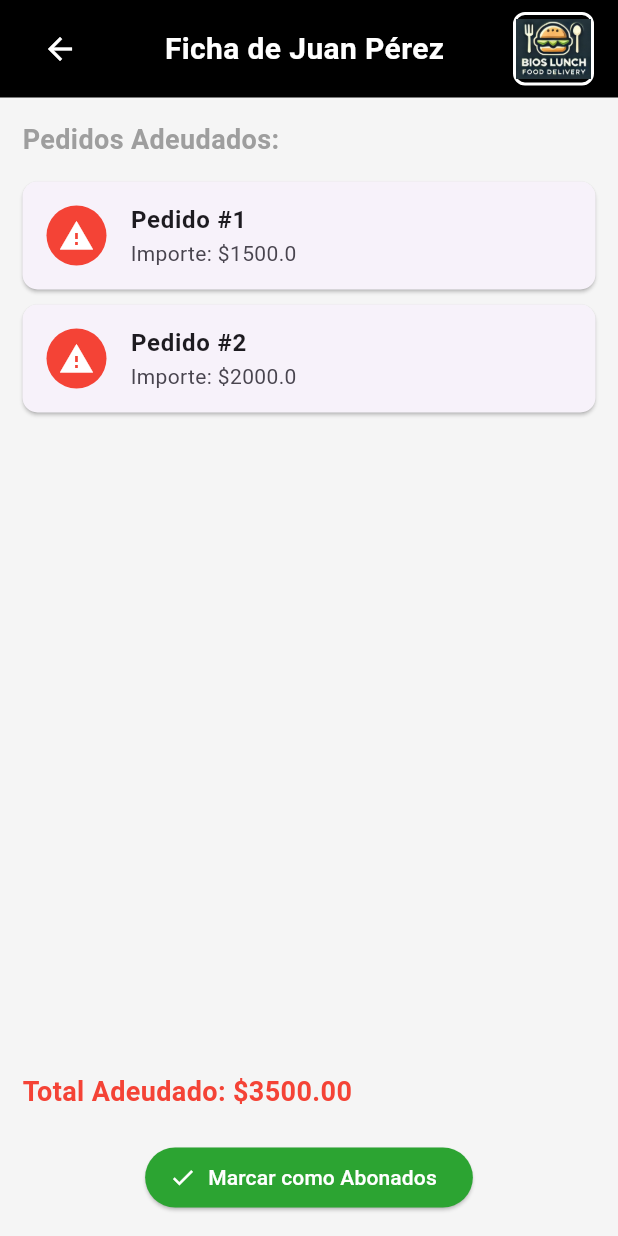
After one commit to MartinPintos677/Proyecto-Flutter-Bios, a Flutter app: the PantallaGestionClientes screen opened by its route, after a tap on the "visibility" icon, on a phone screen of 412 x 824 dp. The commit adds this screen. Run offline on Flutter 3.47's test engine with Material 3 defaults, Android fonts, the phone set to English and light mode, and no system bars; our stand-ins replace image_picker.

Commit message:
Agregación de vista de Ficha de Cliente

```diff
--- a/lib/main.dart
+++ b/lib/main.dart
@@ -38,6 +38,7 @@ class Aplicacion extends StatelessWidget {
         '/agregar_plato': (context) => const PantallaAgregarPlato(),
         '/gestion_clientes': (context) => const PantallaGestionClientes(),
         '/agregar_cliente': (context) => const PantallaAgregarCliente(),
+        '/ficha_cliente': (context) => const PantallaFichaCliente(),
       },
     );
   }
--- /dev/null
+++ b/lib/paginas/ficha_cliente.dart
@@ -0,0 +1,143 @@
+import 'package:flutter/material.dart';
+
+class PantallaFichaCliente extends StatelessWidget {
+  const PantallaFichaCliente({super.key});
+
+  @override
+  Widget build(BuildContext context) {
+    // Recibe los datos del cliente
+    final Map<String, dynamic> cliente =
+        ModalRoute.of(context)!.settings.arguments as Map<String, dynamic>;
+
+    final List<Map<String, dynamic>> pedidos = [
+      {'id': 1, 'importe': 1500.0},
+      {'id': 2, 'importe': 2000.0},
+    ];
+
+    const Color primaryColor = Colors.black;
+    const Color greenColor = Color.fromARGB(255, 44, 164, 50);
+
+    double totalAdeudado = pedidos.fold(
+      0.0,
+      (sum, pedido) => sum + (pedido['importe'] as double),
+    );
+
+    return Scaffold(
+      appBar: PreferredSize(
+        preferredSize: const Size.fromHeight(80),
+        child: Container(
+          padding: const EdgeInsets.symmetric(horizontal: 16, vertical: 8),
+          color: primaryColor,
+          child: SafeArea(
+            child: Row(
+              mainAxisAlignment: MainAxisAlignment.spaceBetween,
+              children: [
+                IconButton(
+                  icon: const Icon(Icons.arrow_back, color: Colors.white),
+                  onPressed: () {
+                    Navigator.pop(context);
+                  },
+                ),
+                Text(
+                  'Ficha de ${cliente['nombre']}',
+                  style: const TextStyle(
+                    color: Colors.white,
+                    fontWeight: FontWeight.bold,
+                    fontSize: 20,
+                  ),
+                ),
+                MouseRegion(
+                  cursor: SystemMouseCursors.click,
+                  child: GestureDetector(
+                    onTap: () {
+                      Navigator.pushNamed(context, '/');
+                    },
+                    child: Container(
+                      decoration: BoxDecoration(
+                        border: Border.all(color: Colors.white, width: 2),
+                        borderRadius: BorderRadius.circular(8),
+                      ),
+                      child: Image.asset(
+                        'assets/img/logo.jpg',
+                        width: 50,
+                        height: 45,
+                      ),
+                    ),
+                  ),
+                ),
+              ],
+            ),
+          ),
+        ),
+      ),
+      body: Padding(
+        padding: const EdgeInsets.all(15.0),
+        child: Column(
+          crossAxisAlignment: CrossAxisAlignment.start,
+          children: [
+            const Text(
+              'Pedidos Adeudados:',
+              style: TextStyle(fontWeight: FontWeight.bold, fontSize: 18),
+            ),
+            const SizedBox(height: 10),
+            Expanded(
+              child: ListView.builder(
+                itemCount: pedidos.length,
+                itemBuilder: (context, index) {
+                  final pedido = pedidos[index];
+                  return Card(
+                    margin: const EdgeInsets.symmetric(vertical: 5),
+                    shape: RoundedRectangleBorder(
+                      borderRadius: BorderRadius.circular(10),
+                    ),
+                    child: ListTile(
+                      leading: const CircleAvatar(
+                        backgroundColor: Colors.red,
+                        child: Icon(
+                          Icons.warning,
+                          color: Colors.white,
+                        ),
+                      ),
+                      title: Text(
+                        'Pedido #${pedido['id']}',
+                        style: const TextStyle(fontWeight: FontWeight.bold),
+                      ),
+                      subtitle: Text('Importe: \$${pedido['importe']}'),
+                    ),
+                  );
+                },
+              ),
+            ),
+            const SizedBox(height: 20),
+            Text(
+              'Total Adeudado: \$${totalAdeudado.toStringAsFixed(2)}',
+              style: const TextStyle(
+                fontWeight: FontWeight.bold,
+                fontSize: 18,
+                color: Colors.red,
+              ),
+            ),
+            const SizedBox(height: 20),
+            Center(
+              child: ElevatedButton.icon(
+                onPressed: () {
+                  ScaffoldMessenger.of(context).showSnackBar(
+                    const SnackBar(
+                      content: Text('Todos los pedidos han sido abonados'),
+                    ),
+                  );
+                },
+                style: ElevatedButton.styleFrom(
+                  backgroundColor: greenColor,
+                  foregroundColor: Colors.white,
+                ),
+                icon: const Icon(Icons.check), // Ícono de check
+                label: const Text('Marcar como Abonados'),
+              ),
+            ),
+          ],
+        ),
+      ),
+    );
+  }
+}
--- a/lib/paginas/gestion_clientes.dart
+++ b/lib/paginas/gestion_clientes.dart
@@ -129,18 +129,31 @@ class PantallaGestionClientes extends StatelessWidget {
                         mainAxisSize: MainAxisSize.min, // Minimiza el tamaño
                         children: [
                           IconButton(
+                            icon: const Icon(Icons.visibility,
+                                color: Colors.black),
+                            tooltip: 'Ver ficha',
+                            onPressed: () {
+                              // Navegar a la ficha del cliente
+                              Navigator.pushNamed(
+                                context,
+                                '/ficha_cliente',
+                                arguments: cliente,
+                              );
+                            },
+                          ),
+                          IconButton(
                             icon: const Icon(Icons.edit, color: Colors.black),
+                            tooltip: 'Editar',
                             onPressed: () {
                               // Lógica para editar el cliente
-
                               print('Editar cliente: ${cliente['nombre']}');
                             },
                           ),
                           IconButton(
                             icon: const Icon(Icons.delete, color: Colors.black),
+                            tooltip: 'Eliminar',
                             onPressed: () {
                               // Lógica para eliminar el cliente
-
                               print('Eliminar cliente: ${cliente['nombre']}');
                             },
                           ),
--- a/lib/paginas/paginas.dart
+++ b/lib/paginas/paginas.dart
@@ -4,3 +4,4 @@ export 'package:formulario_basico/paginas/gestion_platos.dart';
 export 'package:formulario_basico/paginas/agregar_plato.dart';
 export 'package:formulario_basico/paginas/gestion_clientes.dart';
 export 'package:formulario_basico/paginas/agregar_cliente.dart';
+export 'package:formulario_basico/paginas/ficha_cliente.dart';
```
